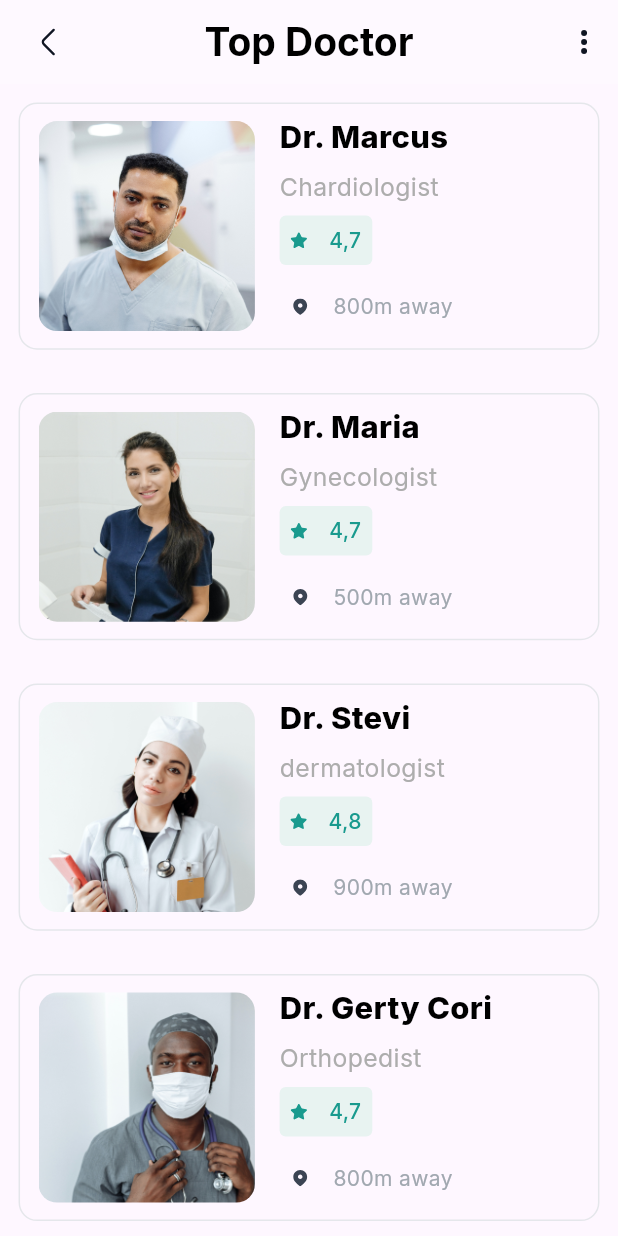
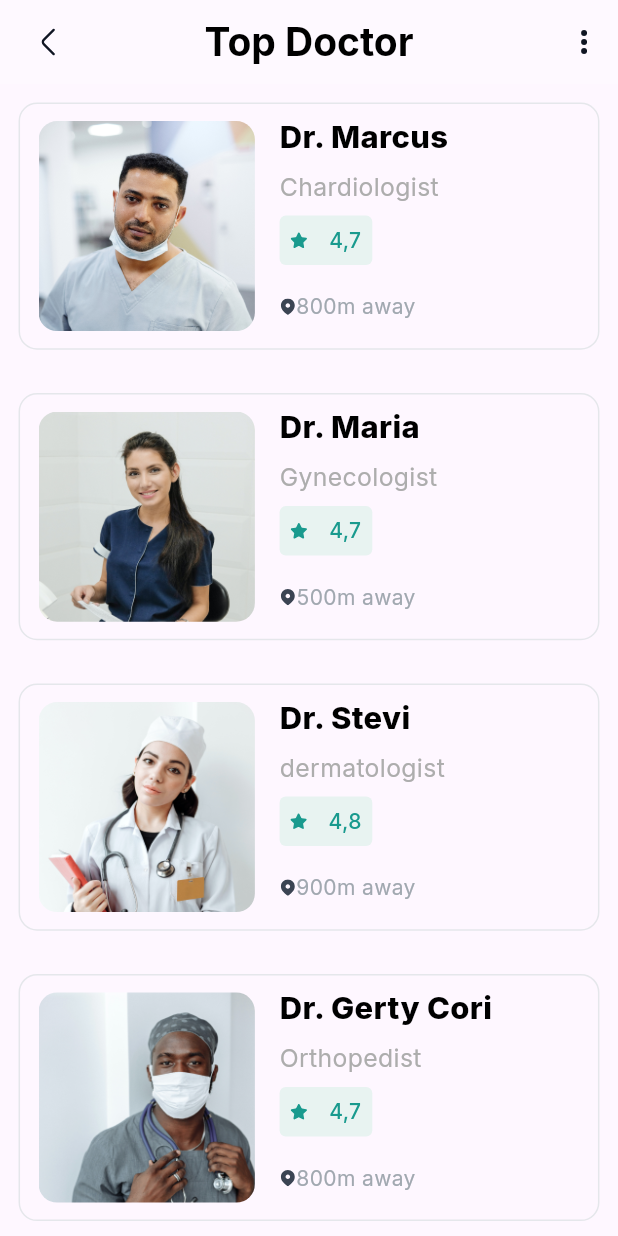
Before and after one commit to mariya8157/medical, a Flutter app: the TopDoctorPage screen opened directly, on a phone screen of 412 x 824 dp. Run offline on Flutter 3.47's test engine with Material 3 defaults, Android fonts, the phone set to English and light mode, and no system bars; our stand-ins replace carousel_slider, easy_date_timeline, firebase_core, flutter_svg, google_fonts, image_picker and 3 more; missing offline and left inert: givestarreviews; accounts and stored records are empty; project files that could hold a hidden picture were left out.

Commit message:
initial comit

```diff
--- a/lib/features/details_adding/screen/home/topdoctor.dart
+++ b/lib/features/details_adding/screen/home/topdoctor.dart
@@ -65,6 +65,7 @@ class _TopDoctorPageState extends State<TopDoctorPage> {
           backgroundColor: Colors.white24,
           // resizeToAvoidBottomInset: false,
           elevation: 0,
+          surfaceTintColor: Colour.secondarycolour,
           leading: InkWell(
             onTap: () {
               Navigator.pop(context);
@@ -190,9 +191,10 @@ class _TopDoctorPageState extends State<TopDoctorPage> {
                                               ],
                                             ),
                                             Container(
-                                              width: width*0.3,
+                                              width: width*0.22,
                                               height: height*0.05,
-                                              child: Row(mainAxisAlignment: MainAxisAlignment.spaceAround,
+                                              child: Row(
+                                                mainAxisAlignment: MainAxisAlignment.spaceBetween,
                                                 children: [
                                                   SvgPicture.asset(ImageIcons.location,) ,
                                                   Text(drlist[index]["distene"],
```
